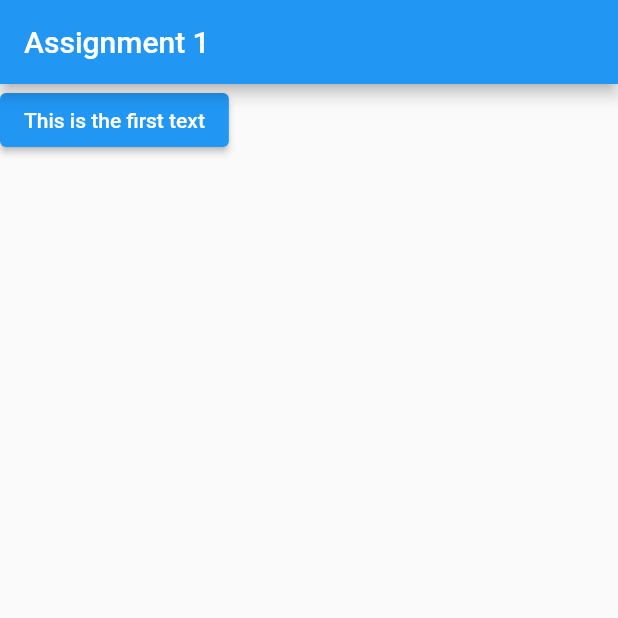
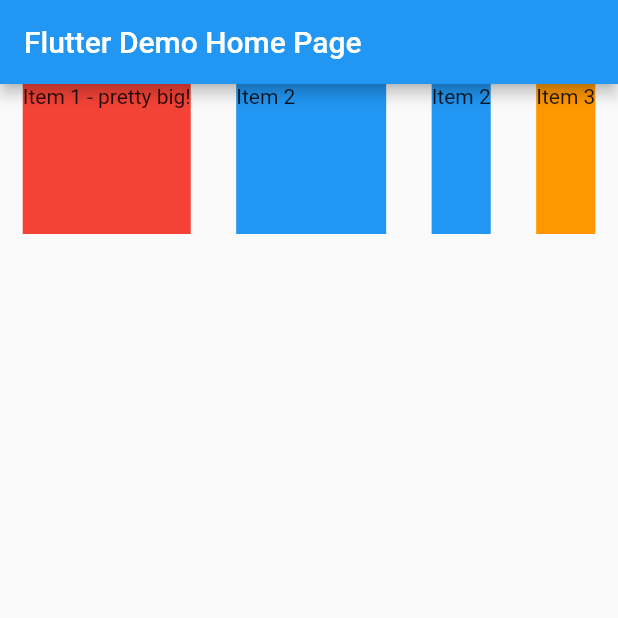
Before and after one commit to Xebec19/shiny-octo-giggle, a Flutter app: the screen it shows after launch, on a phone screen of 412 x 824 dp, the top half of it. Run offline on Flutter 3.47's test engine with Material 2 defaults, Android fonts, the phone set to English and light mode, and no system bars.

```diff
--- a/lib/main.dart
+++ b/lib/main.dart
@@ -1,19 +1,105 @@
 import 'package:flutter/material.dart';
-import './text_control.dart';
 
-main() {
-  runApp(MyApp());
-}
+void main() => runApp(MyApp());
 
 class MyApp extends StatelessWidget {
+  // This widget is the root of your application.
   @override
   Widget build(BuildContext context) {
     return MaterialApp(
-        home: Scaffold(
-      appBar: AppBar(
-        title: Text('Assignment 1'),
+      title: 'Flutter Demo',
+      theme: ThemeData(
+        // This is the theme of your application.
+        //
+        // Try running your application with "flutter run". You'll see the
+        // application has a blue toolbar. Then, without quitting the app, try
+        // changing the primarySwatch below to Colors.green and then invoke
+        // "hot reload" (press "r" in the console where you ran "flutter run",
+        // or simply save your changes to "hot reload" in a Flutter IDE).
+        // Notice that the counter didn't reset back to zero; the application
+        // is not restarted.
+        primarySwatch: Colors.blue,
       ),
-      body: TextControl(),
-    ));
+      home: MyHomePage(title: 'Flutter Demo Home Page'),
+    );
   }
 }
+
+class MyHomePage extends StatefulWidget {
+  MyHomePage({Key key, this.title}) : super(key: key);
+
+  // This widget is the home page of your application. It is stateful, meaning
+  // that it has a State object (defined below) that contains fields that affect
+  // how it looks.
+
+  // This class is the configuration for the state. It holds the values (in this
+  // case the title) provided by the parent (in this case the App widget) and
+  // used by the build method of the State. Fields in a Widget subclass are
+  // always marked "final".
+
+  final String title;
+
+  @override
+  _MyHomePageState createState() => _MyHomePageState();
+}
+
+class _MyHomePageState extends State<MyHomePage> {
+  int _counter = 0;
+
+  void _incrementCounter() {
+    setState(() {
+      // This call to setState tells the Flutter framework that something has
+      // changed in this State, which causes it to rerun the build method below
+      // so that the display can reflect the updated values. If we changed
+      // _counter without calling setState(), then the build method would not be
+      // called again, and so nothing would appear to happen.
+      _counter++;
+    });
+  }
+
+  @override
+  Widget build(BuildContext context) {
+    // This method is rerun every time setState is called, for instance as done
+    // by the _incrementCounter method above.
+    //
+    // The Flutter framework has been optimized to make rerunning build methods
+    // fast, so that you can just rebuild anything that needs updating rather
+    // than having to individually change instances of widgets.
+    return Scaffold(
+      appBar: AppBar(
+        // Here we take the value from the MyHomePage object that was created by
+        // the App.build method, and use it to set our appbar title.
+        title: Text(widget.title),
+      ),
+      body: Row(
+        mainAxisAlignment: MainAxisAlignment.spaceAround,
+        children: <Widget>[
+          Container(
+            height: 100,
+            child: Text('Item 1 - pretty big!'),
+            color: Colors.red,
+          ),
+          Flexible(
+            fit: FlexFit.loose,
+            child: Container(
+              height: 100,
+              width: 100,
+              child: Text('Item 2'),
+              color: Colors.blue,
+            ),
+          ),
+          Container(
+            height: 100,
+            child: Text('Item 2'),
+            color: Colors.blue,
+          ),
+          Container(
+            height: 100,
+            child: Text('Item 3'),
+            color: Colors.orange,
+          ),
+        ],
+      ), // This trailing comma makes auto-formatting nicer for build methods.
+    );
+  }
+}
--- a/lib/text_control.dart
+++ /dev/null
@@ -1,28 +0,0 @@
-import 'package:flutter/material.dart';
-import './text_output.dart';
-
-class TextControl extends StatefulWidget {
-  @override
-  State<StatefulWidget> createState() {
-    return _TextControlState();
-  }
-}
-
-class _TextControlState extends State<TextControl> {
-  String _mainText = 'This is the first text';
-  @override
-  Widget build(BuildContext context) {
-    return Column(
-      children: [
-        ElevatedButton(
-          onPressed: () {
-            setState(() {
-              _mainText = 'Text changed';
-            });
-          },
-          child: TextOutput(_mainText),
-        ),
-      ],
-    );
-  }
-}
--- a/lib/text_output.dart
+++ /dev/null
@@ -1,12 +0,0 @@
-import 'package:flutter/material.dart';
-
-class TextOutput extends StatelessWidget {
-  final String mainText;
-
-  TextOutput(this.mainText);
-
-  @override
-  Widget build(BuildContext context) {
-    return Text(mainText);
-  }
-}
```
Also changed, not shown: pubspec.yaml (+9 -26 lines), pubspec.lock.
